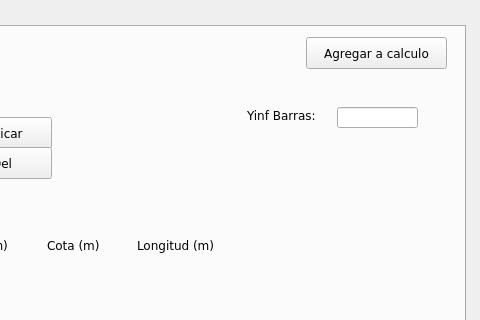
Before: the Qt Designer form ui_files/herramienta_trapecios_v12.ui in Sady-Guzman/herramienta_practica, drawn with Qt 5; both pictures show x 645 to 1125 and y 0 to 320 of the 1125 by 680 pixel window.
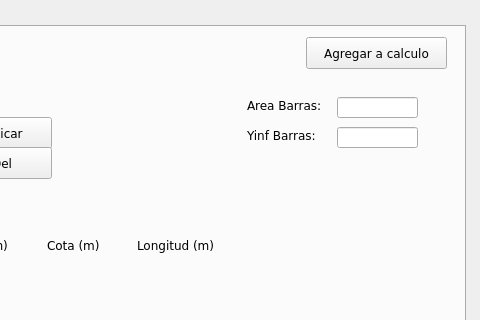
After: the same form once the commit is applied.

Commit message: agrega resultado de area total barras corrugadas

What changed in the file:
```diff
--- a/ui_files/herramienta_trapecios_v12.ui
+++ b/ui_files/herramienta_trapecios_v12.ui
@@ -1224,7 +1224,7 @@
      <property name="geometry">
       <rect>
        <x>880</x>
-       <y>80</y>
+       <y>100</y>
        <width>81</width>
        <height>16</height>
       </rect>
@@ -1237,7 +1237,30 @@
      <property name="geometry">
       <rect>
        <x>970</x>
-       <y>80</y>
+       <y>100</y>
+       <width>81</width>
+       <height>21</height>
+      </rect>
+     </property>
+    </widget>
+    <widget class="QLabel" name="tab3_label_area_barras">
+     <property name="geometry">
+      <rect>
+       <x>880</x>
+       <y>70</y>
+       <width>81</width>
+       <height>16</height>
+      </rect>
+     </property>
+     <property name="text">
+      <string>Area Barras:</string>
+     </property>
+    </widget>
+    <widget class="QLineEdit" name="tab3_line_area_barras">
+     <property name="geometry">
+      <rect>
+       <x>970</x>
+       <y>70</y>
        <width>81</width>
        <height>21</height>
       </rect>
```
The commit also changes 2 other files.
